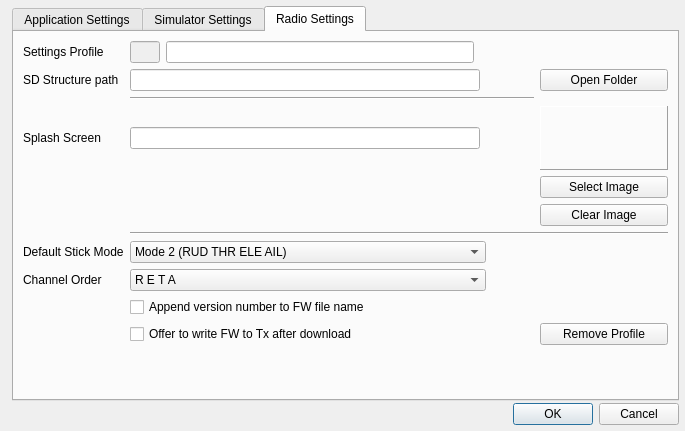
First picture: the form in companion/src/apppreferencesdialog.ui, repository opentx/opentx, before the edit.
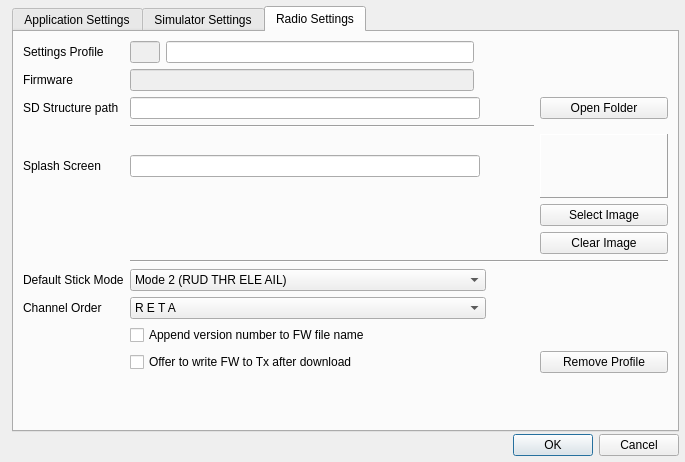
Second picture: the form after the edit. The open tabs and pages were chosen to show the change.

Diff of the .ui file:
```diff
--- a/companion/src/apppreferencesdialog.ui
+++ b/companion/src/apppreferencesdialog.ui
@@ -7,7 +7,7 @@
     <x>0</x>
     <y>0</y>
     <width>685</width>
-    <height>431</height>
+    <height>462</height>
    </rect>
   </property>
   <property name="sizePolicy">
@@ -933,6 +933,20 @@
          </property>
         </widget>
        </item>
+       <item row="1" column="0">
+        <widget class="QLabel" name="label">
+         <property name="text">
+          <string>Firmware</string>
+         </property>
+        </widget>
+       </item>
+       <item row="1" column="1" colspan="2">
+        <widget class="QLineEdit" name="firmwareLE">
+         <property name="enabled">
+          <bool>false</bool>
+         </property>
+        </widget>
+       </item>
       </layout>
      </widget>
     </widget>
```
Left out of the diff: 2 changed lines with no effect on the pictures.
